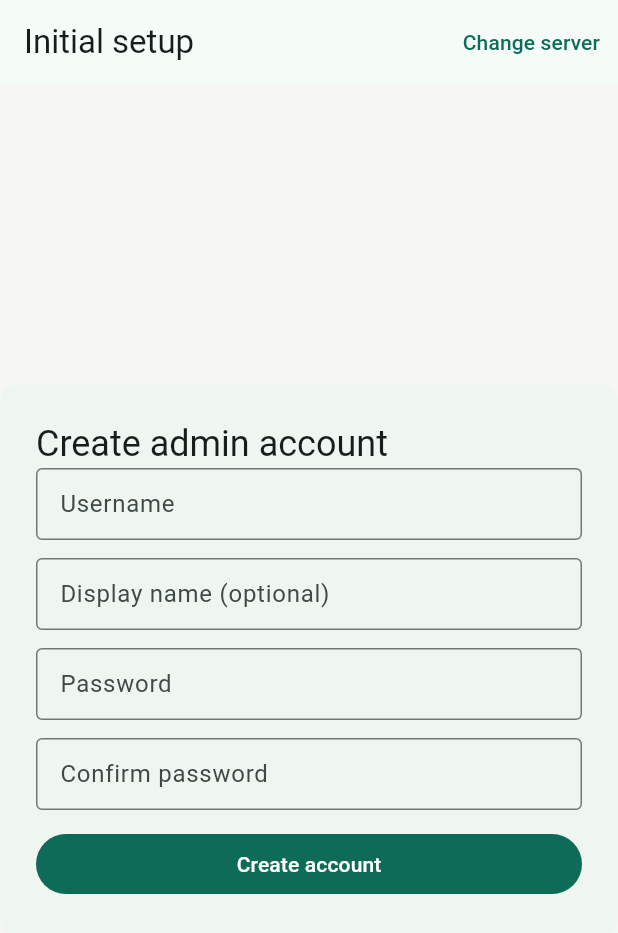
After one commit to DavidNeurieder/Causelog, a Flutter app: the SetupScreen screen opened by its route, on a phone screen of 412 x 824 dp. The commit adds this screen. Shown: the top 933 px of the screen. Run offline on Flutter 3.47's test engine with Material 3 defaults, Android fonts, the phone set to English and light mode, and no system bars; our stand-ins replace cookie_jar, dio, dio_cookie_manager, flutter_riverpod, flutter_secure_storage, go_router; accounts and stored records are empty.

Commit message:
M3: add setup/register flows and basic project management in Flutter
- Detect setup requirement and add setup/registration screens and routing
- Handle session bootstrap and 401 recovery more consistently
- Add project creation, project detail view with stats, and navigation from list
- Keep app analyzable and tests passing

```diff
--- a/apps/flutter/lib/core/auth/auth_state.dart
+++ b/apps/flutter/lib/core/auth/auth_state.dart
@@ -37,6 +37,10 @@ class AuthNeedsServer extends AuthState {
   const AuthNeedsServer();
 }
 
+class AuthNeedsSetup extends AuthState {
+  const AuthNeedsSetup();
+}
+
 class AuthUnauthenticated extends AuthState {
   const AuthUnauthenticated();
 }
--- a/apps/flutter/lib/core/auth/session_controller.dart
+++ b/apps/flutter/lib/core/auth/session_controller.dart
@@ -19,7 +19,7 @@ class SessionController extends StateNotifier<AuthState> {
     }
     try {
       await api.configure(url);
-      await refreshSession();
+      await _routeAfterConnect();
     } catch (_) {
       state = const AuthUnauthenticated();
     }
@@ -29,7 +29,20 @@ class SessionController extends StateNotifier<AuthState> {
     await AppConfig.saveServerUrl(url);
     await api.configure(AppConfig.normalize(url));
     api.csrfToken = null;
-    state = const AuthUnauthenticated();
+    await _routeAfterConnect();
+  }
+
+  Future<void> _routeAfterConnect() async {
+    try {
+      final setup = await api.getJson('/api/v1/setup/status');
+      if (setup['setup_required'] == true) {
+        state = const AuthNeedsSetup();
+        return;
+      }
+    } catch (_) {
+      // if status check fails, fall through to session/login
+    }
+    await refreshSession();
   }
 
   Future<void> clearServer() async {
@@ -96,6 +109,22 @@ class SessionController extends StateNotifier<AuthState> {
     });
   }
 
+  Future<void> setup(String username, String displayName, String password) async {
+    final data = await api.postJson('/api/v1/setup', data: {
+      'username': username,
+      'display_name': displayName,
+      'password': password,
+    });
+    if (data is Map<String, dynamic>) {
+      final user = ApiUser.fromJson(data['user'] as Map<String, dynamic>);
+      final csrf = data['csrf_token'] as String? ?? '';
+      api.csrfToken = csrf;
+      state = AuthAuthenticated(user: user, csrfToken: csrf);
+    } else {
+      await refreshSession();
+    }
+  }
+
   Future<void> logout() async {
     try {
       await api.postJson('/api/v1/auth/logout', data: {});
--- a/apps/flutter/lib/features/authentication/login_screen.dart
+++ b/apps/flutter/lib/features/authentication/login_screen.dart
@@ -1,5 +1,6 @@
 import 'package:flutter/material.dart';
 import 'package:flutter_riverpod/flutter_riverpod.dart';
+import 'package:go_router/go_router.dart';
 
 import '../../app/providers.dart';
 import '../../core/errors/app_exception.dart';
@@ -97,6 +98,11 @@ class _LoginScreenState extends ConsumerState<LoginScreen> {
                         ? const SizedBox(height: 18, width: 18, child: CircularProgressIndicator(strokeWidth: 2))
                         : const Text('Sign in'),
                   ),
+                  const SizedBox(height: 8),
+                  TextButton(
+                    onPressed: () => context.go('/register'),
+                    child: const Text('Create an account'),
+                  ),
                 ],
               ),
             ),
--- /dev/null
+++ b/apps/flutter/lib/features/authentication/setup_screen.dart
@@ -0,0 +1,116 @@
+import 'package:flutter/material.dart';
+import 'package:flutter_riverpod/flutter_riverpod.dart';
+
+import '../../app/providers.dart';
+import '../../core/errors/app_exception.dart';
+
+class SetupScreen extends ConsumerStatefulWidget {
+  const SetupScreen({super.key});
+
+  @override
+  ConsumerState<SetupScreen> createState() => _SetupScreenState();
+}
+
+class _SetupScreenState extends ConsumerState<SetupScreen> {
+  final _username = TextEditingController();
+  final _displayName = TextEditingController();
+  final _password = TextEditingController();
+  final _confirm = TextEditingController();
+  bool _busy = false;
+  String? _error;
+
+  @override
+  void dispose() {
+    _username.dispose();
+    _displayName.dispose();
+    _password.dispose();
+    _confirm.dispose();
+    super.dispose();
+  }
+
+  Future<void> _submit() async {
+    final user = _username.text.trim();
+    final display = _displayName.text.trim().isEmpty ? user : _displayName.text.trim();
+    if (user.isEmpty || _password.text.length < 8) {
+      setState(() => _error = 'Username required and password must be at least 8 characters');
+      return;
+    }
+    if (_password.text != _confirm.text) {
+      setState(() => _error = 'Passwords do not match');
+      return;
+    }
+    setState(() {
+      _busy = true;
+      _error = null;
+    });
+    try {
+      await ref.read(sessionControllerProvider.notifier).setup(user, display, _password.text);
+    } catch (e) {
+      setState(() => _error = e is AppException ? e.message : 'Setup failed: $e');
+    } finally {
+      if (mounted) setState(() => _busy = false);
+    }
+  }
+
+  @override
+  Widget build(BuildContext context) {
+    final api = ref.watch(apiClientProvider);
+    return Scaffold(
+      appBar: AppBar(
+        title: const Text('Initial setup'),
+        actions: [
+          TextButton(
+            onPressed: () => ref.read(sessionControllerProvider.notifier).clearServer(),
+            child: const Text('Change server'),
+          ),
+        ],
+      ),
+      body: Center(
+        child: ConstrainedBox(
+          constraints: const BoxConstraints(maxWidth: 460),
+          child: Card(
+            child: Padding(
+              padding: const EdgeInsets.all(24),
+              child: Column(
+                mainAxisSize: MainAxisSize.min,
+                crossAxisAlignment: CrossAxisAlignment.stretch,
+                children: [
+                  Text('Create admin account', style: Theme.of(context).textTheme.headlineSmall),
+                  if (api.baseUrl != null)
+                    Padding(
+                      padding: const EdgeInsets.only(top: 4, bottom: 12),
+                      child: Text(api.baseUrl!, style: Theme.of(context).textTheme.bodySmall),
+                    ),
+                  TextField(controller: _username, decoration: const InputDecoration(labelText: 'Username')),
+                  const SizedBox(height: 12),
+                  TextField(controller: _displayName, decoration: const InputDecoration(labelText: 'Display name (optional)')),
+                  const SizedBox(height: 12),
+                  TextField(controller: _password, decoration: const InputDecoration(labelText: 'Password'), obscureText: true),
+                  const SizedBox(height: 12),
+                  TextField(
+                    controller: _confirm,
+                    decoration: const InputDecoration(labelText: 'Confirm password'),
+                    obscureText: true,
+                    onSubmitted: (_) => _busy ? null : _submit(),
+                  ),
+                  const SizedBox(height: 12),
+                  if (_error != null)
+                    Padding(
+                      padding: const EdgeInsets.only(bottom: 8),
+                      child: Text(_error!, style: TextStyle(color: Theme.of(context).colorScheme.error)),
+                    ),
+                  FilledButton(
+                    onPressed: _busy ? null : _submit,
+                    child: _busy
+                        ? const SizedBox(height: 18, width: 18, child: CircularProgressIndicator(strokeWidth: 2))
+                        : const Text('Create account'),
+                  ),
+                ],
+              ),
+            ),
+          ),
+        ),
+      ),
+    );
+  }
+}
```
Also changed, not shown: apps/flutter/lib/app/router.dart (+26 -3 lines), apps/flutter/lib/features/authentication/register_screen.dart (added, +125 -0 lines), apps/flutter/lib/features/projects/project_detail_screen.dart (added, +149 -0 lines), apps/flutter/lib/features/projects/projects_screen.dart (+57 -8 lines).
